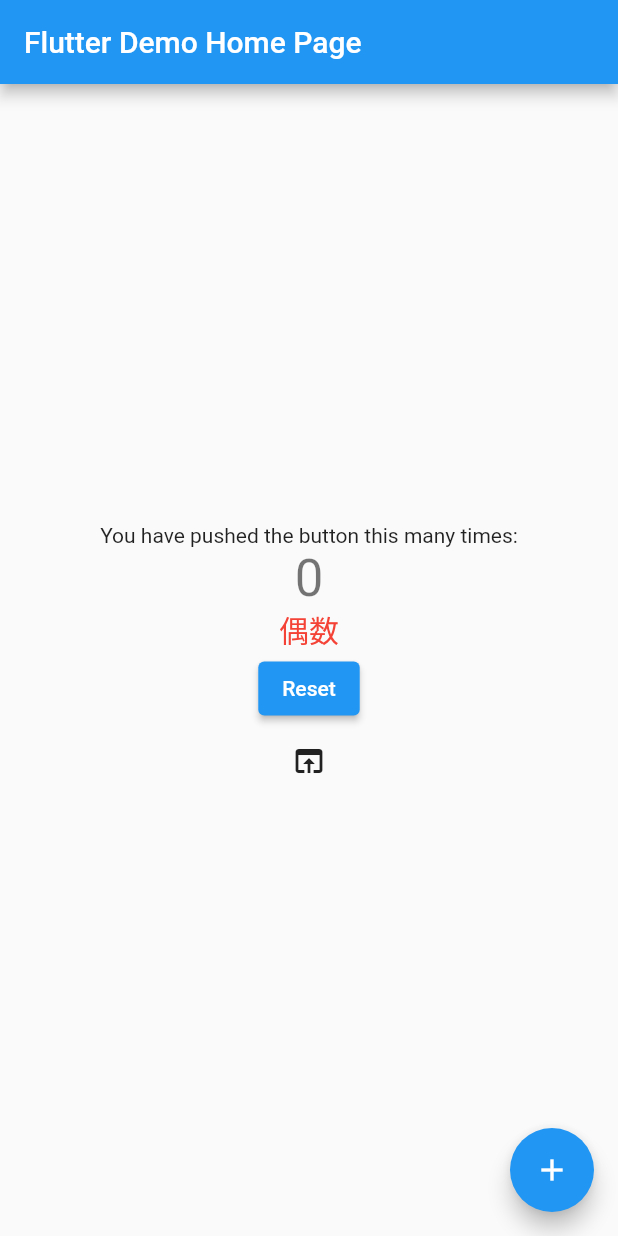
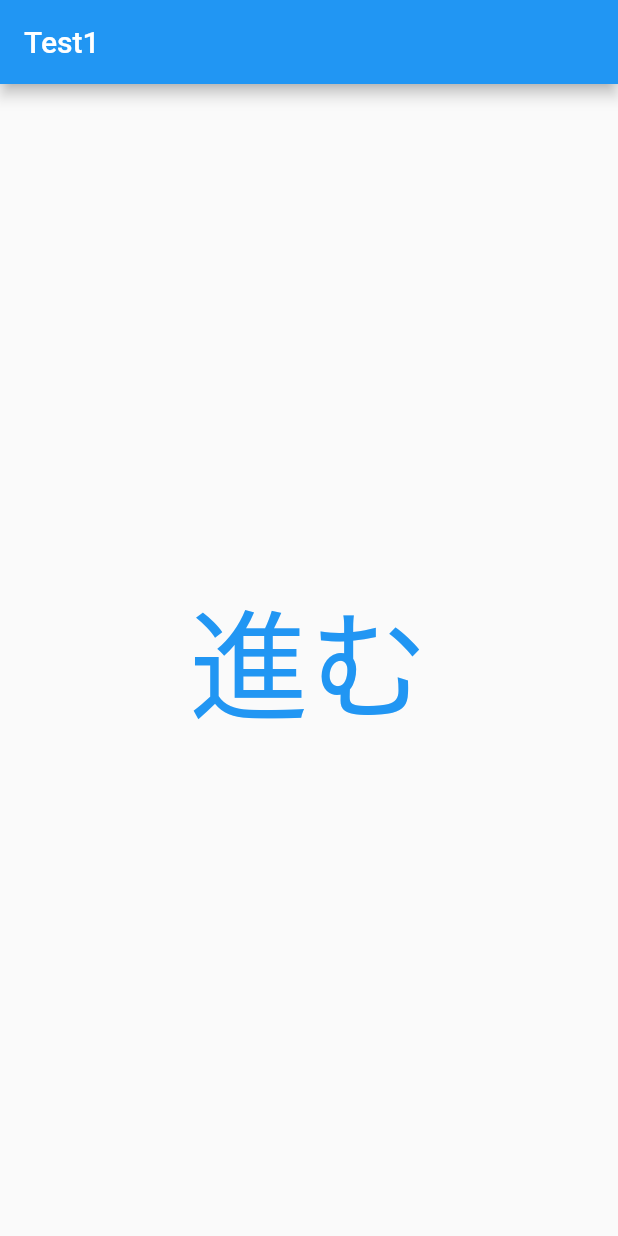
Before and after one commit to sakakidai/flutter_tutorial1, a Flutter app: the screen it shows after launch, on a phone screen of 412 x 824 dp. Run offline on Flutter 3.47's test engine with Material 2 defaults, Android fonts, the phone set to English and light mode, and no system bars.

```diff
--- a/lib/main.dart
+++ b/lib/main.dart
@@ -1,6 +1,7 @@
 import 'package:flutter/material.dart';
-import 'package:shared_preferences/shared_preferences.dart';
-import 'package:url_launcher/url_launcher.dart';
+import 'package:flutter_tutorial1/test_page1.dart';
+import 'package:flutter_tutorial1/test_page2.dart';
+import 'package:flutter_tutorial1/test_page3.dart';
 
 void main() {
   runApp(const MyApp());
@@ -17,6 +18,11 @@ class MyApp extends StatelessWidget {
         primarySwatch: Colors.blue,
       ),
       home: const MyHomePage(title: "Flutter Demo Home Page"),
+      routes: {
+        '/test1': (BuildContext context) => const TestPage1(),
+        '/test2': (BuildContext context) => const TestPage2(),
+        '/test3': (BuildContext context) => const TestPage3(),
+      },
     );
   }
 }
@@ -30,88 +36,8 @@ class MyHomePage extends StatefulWidget {
 }
 
 class _MyHomePageState extends State<MyHomePage> {
-  int _counter = 0;
-  String _type = "偶数";
-
-  void _incrementCounter() {
-    setState(() {
-      _counter++;
-      _setCounterValue();
-      if (_counter % 2 == 0) {
-        _type = "偶数";
-      } else {
-        _type = "奇数";
-      }
-    });
-  }
-
-  void _getCounterValue() async {
-    SharedPreferences prefs = await SharedPreferences.getInstance();
-    setState(() {
-      _counter = prefs.getInt('counter') ?? 0;
-    });
-  }
-
-  void _setCounterValue() async {
-    SharedPreferences prefs = await SharedPreferences.getInstance();
-    prefs.setInt('counter', _counter);
-  }
-
-  void _removeCounterValue() async {
-    SharedPreferences prefs = await SharedPreferences.getInstance();
-    setState(() {
-      _counter = 0;
-      prefs.remove('counter');
-    });
-  }
-
-  void _redirectGoogle() async {
-    String url = Uri.encodeFull("https://www.google.co.jp");
-    if (await canLaunch(url)) {
-      await launch(url);
-    }
-  }
-
-  @override
-  void initState() {
-    super.initState();
-    _getCounterValue();
-  }
-
   @override
   Widget build(BuildContext context) {
-    return Scaffold(
-      appBar: AppBar(
-        title: Text(widget.title),
-      ),
-      body: Center(
-        child: Column(
-          mainAxisAlignment: MainAxisAlignment.center,
-          children: <Widget>[
-            const Text("You have pushed the button this many times:"),
-            Text(
-              "$_counter",
-              key: const Key('counter'),
-              style: Theme.of(context).textTheme.headline4,
-            ),
-            Text(_type, style: const TextStyle(fontSize: 20, color: Colors.red)),
-            ElevatedButton(
-              child: const Text("Reset"),
-              onPressed: _removeCounterValue,
-            ),
-            IconButton(
-              icon: const Icon(Icons.open_in_browser),
-              onPressed: () => {_redirectGoogle()},
-            ),
-          ],
-        ),
-      ),
-      floatingActionButton: FloatingActionButton(
-        key: const Key('increment'),
-        onPressed: () => {_incrementCounter()},
-        tooltip: "incrementCounter",
-        child: const Icon(Icons.add),
-      ),
-    );
+    return const Scaffold(body: TestPage1());
   }
 }
--- /dev/null
+++ b/lib/test_page1.dart
@@ -0,0 +1,25 @@
+import 'package:flutter/material.dart';
+
+class TestPage1 extends StatelessWidget {
+  const TestPage1({Key? key}) : super(key: key);
+
+  @override
+  Widget build(BuildContext context) {
+    return Scaffold(
+      appBar: AppBar(
+        title: const Text('Test1'),
+      ),
+      body: Center(
+        child: TextButton(
+          onPressed: () => {
+            Navigator.of(context).pushNamed('/test2')
+            // Navigator.of(context).push(MaterialPageRoute(builder: (context) {
+            //   return const TestPage2();
+            // }))
+          },
+          child: const Text('進む', style: TextStyle(fontSize: 80)),
+        ),
+      ),
+    );
+  }
+}
```
Also changed, not shown: lib/test_page2.dart (added, +34 -0 lines), lib/test_page3.dart (added, +18 -0 lines), 1 other file.
